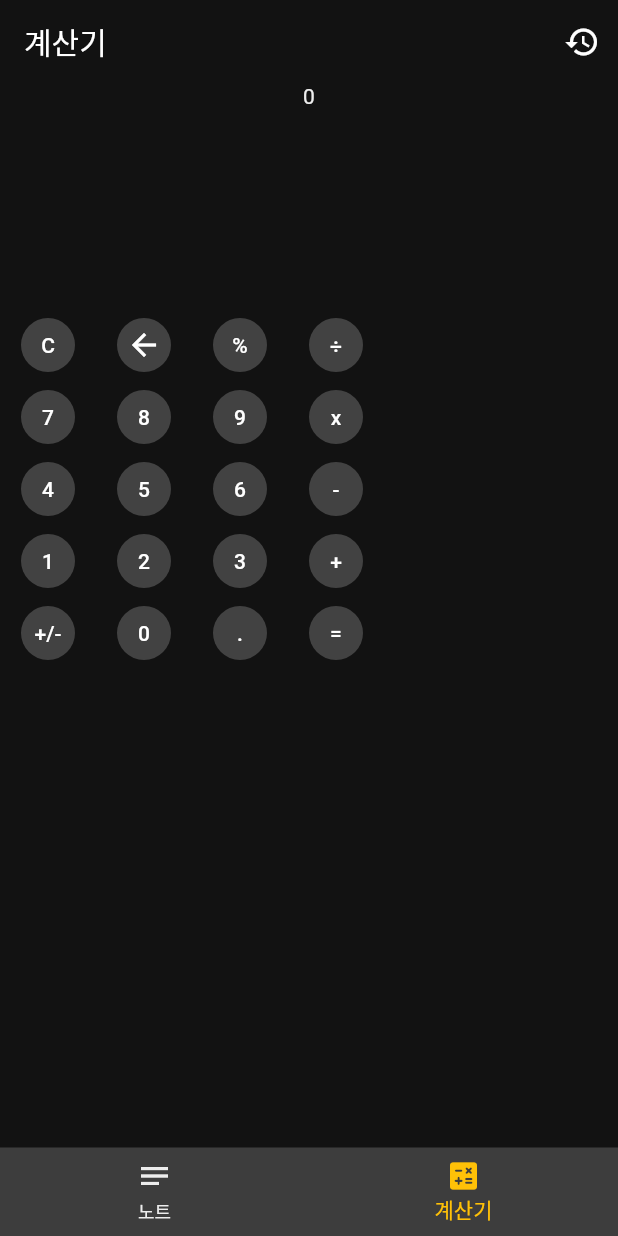
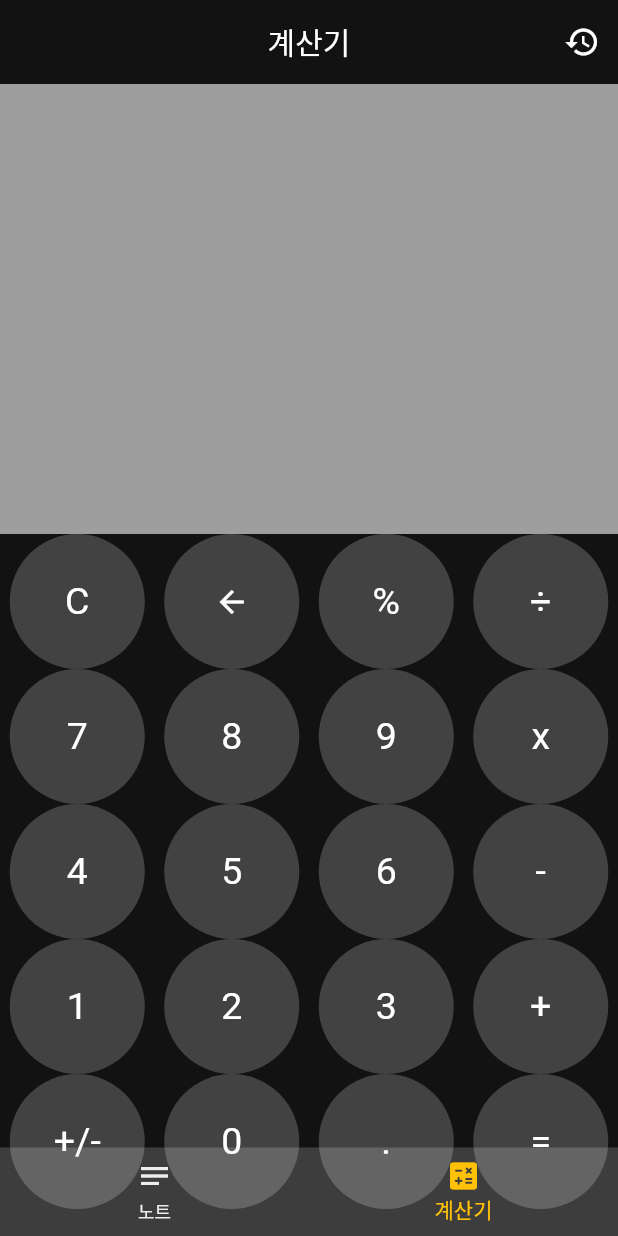
Before and after one commit to xkstndua15/NoteCalculator, a Flutter app: the screen it shows after launch, item 2 of the bottom bar chosen, on a phone screen of 412 x 824 dp. Run offline on Flutter 3.47's test engine with Material 2 defaults, Android fonts, the phone set to English and light mode, and no system bars; our stand-ins replace freezed_annotation, sqflite; accounts and stored records are empty; generated files the repository leaves out were written again.

Commit message:
calculator 추가

```diff
--- a/note_calculator/lib/main.dart
+++ b/note_calculator/lib/main.dart
@@ -40,6 +40,8 @@ class MyApp extends StatelessWidget {
                 ),
         elevatedButtonTheme: ElevatedButtonThemeData(
           style: ElevatedButton.styleFrom(
+            textStyle: const TextStyle(fontSize: 25),
+            fixedSize: const Size(100.0, 90.0),
             primary: Colors.grey[800],
             shape: const CircleBorder(),
             elevation: 0,
--- a/note_calculator/lib/presentation/2. note/1. notes/notes_view.dart
+++ b/note_calculator/lib/presentation/2. note/1. notes/notes_view.dart
@@ -17,6 +17,7 @@ class NotesView extends StatelessWidget {
     return Scaffold(
       appBar: AppBar(
         elevation: 0,
+        centerTitle: true,
         title: const Text('노트'),
         actions: [
           IconButton(
--- a/note_calculator/lib/presentation/3. calculator/calculator_view.dart
+++ b/note_calculator/lib/presentation/3. calculator/calculator_view.dart
@@ -3,6 +3,8 @@ import 'package:note_calendar/presentation/3.%20calculator/calculator_view_model
 import 'package:note_calendar/presentation/3.%20calculator/component/calculator_keypad.dart';
 import 'package:note_calendar/presentation/3.%20calculator/event/calculator_event.dart';
 import 'package:provider/provider.dart';
+
+import 'component/result_list.dart';
 
 class CalculatorView extends StatefulWidget {
   const CalculatorView({Key? key}) : super(key: key);
@@ -14,41 +16,86 @@ class CalculatorView extends StatefulWidget {
 class _CalculatorViewState extends State<CalculatorView> {
   @override
   Widget build(BuildContext context) {
+    var scaffoldKey = GlobalKey<ScaffoldState>();
     final viewModel = context.watch<CalculatorViewModel>();
 
     return Scaffold(
+      key: scaffoldKey,
       appBar: AppBar(
         elevation: 0,
+        centerTitle: true,
         title: const Text('계산기'),
         actions: [
           IconButton(
-              onPressed: () {},
+            onPressed: () => scaffoldKey.currentState!.openEndDrawer(),
             icon: const Icon(
               Icons.history,
             ),
           ),
         ],
       ),
-        body: Column(children: [
-          SizedBox(
-            height: 150,
-            child: Text(viewModel.state.srcValue == null
-                ? '0'
-                : viewModel.state.srcValue.toString()),
+      body: Column(
+        children: [
+          Container(
+            color: Colors.grey,
+            height: 300,
+            width: MediaQuery.of(context).size.width,
+            child: Column(
+              mainAxisAlignment: MainAxisAlignment.spaceAround,
+              crossAxisAlignment: CrossAxisAlignment.end,
+              children: [
+                Row(
+                  mainAxisAlignment: MainAxisAlignment.end,
+                  children: [
+                    Text(
+                      viewModel.returnSrc(),
+                      style: const TextStyle(
+                        fontSize: 40,
                       ),
-          CalculatorKeypad(
+                    ),
+                    Text(
+                      viewModel.state.operator == null
+                          ? ''
+                          : viewModel.state.operator!,
+                      style: const TextStyle(
+                        fontSize: 40,
+                      ),
+                    ),
+                    Text(
+                      viewModel.returnDest(),
+                      style: const TextStyle(
+                        fontSize: 40,
+                      ),
+                    ),
+                  ],
+                ),
+                Text(
+                  viewModel.returnResult().length > 22
+                      ? 'error'
+                      : viewModel.returnResult(),
+                  style: const TextStyle(
+                    fontSize: 50,
+                  ),
+                ),
+              ],
+            ),
+          ),
+          Expanded(
+            child: CalculatorKeypad(
               onPressedNumber: (number) {
-              print(number.runtimeType);
                 viewModel.onEvent(ClickNumber(number.toDouble()));
               },
               onPressedOperator: (operator) {
-              print(operator);
+                viewModel.onEvent(ClickOperator(operator));
               },
               onPressedString: (string) {
-              print(string);
                 viewModel.onEvent(ClickString(string));
               },
             ),
-        ]));
+          ),
+        ],
+      ),
+      endDrawer: drawer(context),
+    );
   }
 }
--- a/note_calculator/lib/presentation/3. calculator/calculator_view_model.dart
+++ b/note_calculator/lib/presentation/3. calculator/calculator_view_model.dart
@@ -2,6 +2,7 @@ import 'package:flutter/material.dart';
 import 'package:note_calendar/domain/use_case/calc_use_case/calculator_use_cases.dart';
 import 'package:note_calendar/presentation/3.%20calculator/event/calculator_event.dart';
 import 'package:note_calendar/presentation/3.%20calculator/state/calculator_state.dart';
+import 'package:intl/intl.dart';
 
 class CalculatorViewModel extends ChangeNotifier {
   CalculatorUseCases useCases;
@@ -44,17 +45,59 @@ class CalculatorViewModel extends ChangeNotifier {
     if (state.srcValue == null) {
       _state = state.copyWith(srcValue: number);
     } else if (state.operator == null) {
-      _state = state.copyWith(srcValue: state.srcValue! * 10 + number);
+      if (state.srcValue! > 999999999) {
+        return;
+      } else {
+        _state = state.copyWith(srcValue: state.srcValue! * 10 + number);
+      }
     } else if (state.destValue == null) {
-      _state = state.copyWith(destValue: number);
+      _state = state.copyWith(
+        destValue: number,
+        result: getResult(state.srcValue!, state.operator!, number),
+      );
     } else {
-      _state = state.copyWith(destValue: state.destValue! * 10 + number);
+      if (state.destValue! > 999999999) {
+        return;
+      } else {
+        _state = state.copyWith(
+          destValue: state.destValue! * 10 + number,
+          result: getResult(
+              state.srcValue!, state.operator!, state.destValue! * 10 + number),
+        );
+      }
     }
 
     notifyListeners();
   }
 
+  double getResult(double src, String operator, double dest) {
+    switch (operator) {
+      case '+':
+        return src + dest;
+      case '-':
+        return src - dest;
+      case 'x':
+        return src * dest;
+      case '÷':
+        return src / dest;
+      case '%':
+        return src % dest;
+    }
+
+    return 0.0;
+  }
+
   Future<void> _clickOperator(String operator) async {
+    if (state.operator == null) {
+      _state = state.copyWith(operator: operator);
+    } else {
+      if (state.destValue != null) {
+        _calculation(state.srcValue!, state.destValue!, state.operator!);
+      } else {
+        _state = state.copyWith(operator: operator);
+      }
+    }
+
     notifyListeners();
   }
 
@@ -66,10 +109,19 @@ class CalculatorViewModel extends ChangeNotifier {
         break;
       case '<':
         if (state.destValue != null) {
-          _state =
-              state.copyWith(destValue: (state.destValue! ~/ 10).toDouble());
+          if ((state.destValue! ~/ 10) == 0) {
+            _state = state.copyWith(destValue: null);
+          } else {
+            _state =
+                state.copyWith(destValue: (state.destValue! ~/ 10).toDouble());
+          }
         } else if (state.srcValue != null && state.operator == null) {
-          _state = state.copyWith(srcValue: (state.srcValue! ~/ 10).toDouble());
+          if ((state.srcValue! ~/ 10) == 0) {
+            _state = state.copyWith(srcValue: null);
+          } else {
+            _state =
+                state.copyWith(srcValue: (state.srcValue! ~/ 10).toDouble());
+          }
         }
         break;
       case '+/-':
@@ -78,4 +130,40 @@ class CalculatorViewModel extends ChangeNotifier {
 
     notifyListeners();
   }
+
+  String returnSrc() {
+    if (state.srcValue == null) {
+      return '';
+    }
+
+    if (state.srcValue! - state.srcValue!.toInt() == 0) {
+      return NumberFormat('###,###,###,###').format(state.srcValue!.toInt());
+    } else {
+      return NumberFormat('###,###,###,###.0#').format(state.srcValue!);
+    }
+  }
+
+  String returnDest() {
+    if (state.destValue == null) {
+      return '';
+    }
+
+    if (state.destValue! - state.destValue!.toInt() == 0) {
+      return NumberFormat('###,###,###,###').format(state.destValue!.toInt());
+    } else {
+      return NumberFormat('###,###,###,###.0#').format(state.destValue!);
+    }
+  }
+
+  String returnResult() {
+    if (state.result == null) {
+      return '';
+    }
+
+    if (state.result! - state.result!.toInt() == 0) {
+      return NumberFormat('###,###,###,###').format(state.result!.toInt());
+    } else {
+      return NumberFormat('###,###,###,###0.0#').format(state.result!);
+    }
+  }
 }
--- a/note_calculator/lib/presentation/3. calculator/component/calculator_keypad.dart
+++ b/note_calculator/lib/presentation/3. calculator/component/calculator_keypad.dart
@@ -14,6 +14,7 @@ class CalculatorKeypad extends StatelessWidget {
   @override
   Widget build(BuildContext context) {
     return Column(
+      mainAxisAlignment: MainAxisAlignment.spaceAround,
       children: [
         Row(
           children: [
@@ -42,6 +43,7 @@ class CalculatorKeypad extends StatelessWidget {
               child: const Text('÷'),
             ),
           ],
+          mainAxisAlignment: MainAxisAlignment.spaceAround,
         ),
         Row(
           children: [
@@ -70,6 +72,7 @@ class CalculatorKeypad extends StatelessWidget {
               child: const Text('x'),
             ),
           ],
+          mainAxisAlignment: MainAxisAlignment.spaceAround,
         ),
         Row(
           children: [
@@ -98,6 +101,7 @@ class CalculatorKeypad extends StatelessWidget {
               child: const Text('-'),
             ),
           ],
+          mainAxisAlignment: MainAxisAlignment.spaceAround,
         ),
         Row(
           children: [
@@ -126,6 +130,7 @@ class CalculatorKeypad extends StatelessWidget {
               child: const Text('+'),
             ),
           ],
+          mainAxisAlignment: MainAxisAlignment.spaceAround,
         ),
         Row(
           children: [
@@ -152,6 +157,7 @@ class CalculatorKeypad extends StatelessWidget {
               child: const Text('='),
             ),
           ],
+          mainAxisAlignment: MainAxisAlignment.spaceAround,
         ),
       ],
     );
--- /dev/null
+++ b/note_calculator/lib/presentation/3. calculator/component/result_list.dart
@@ -0,0 +1,14 @@
+import 'package:flutter/material.dart';
+
+Widget drawer(BuildContext context) {
+  return Drawer(
+    child: ListView(
+      padding: EdgeInsets.zero,
+      children: <Widget>[
+        Container(
+          child: const Text('dd'),
+        )
+      ],
+    ),
+  );
+}
```
Lines whose indentation alone changed are shown as unchanged.
